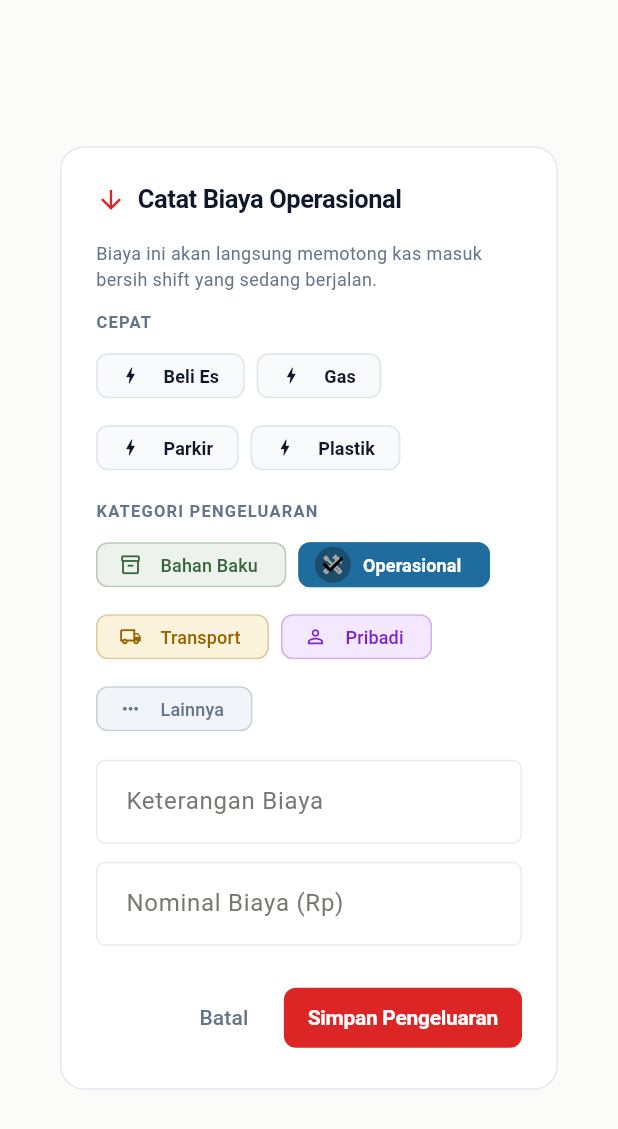
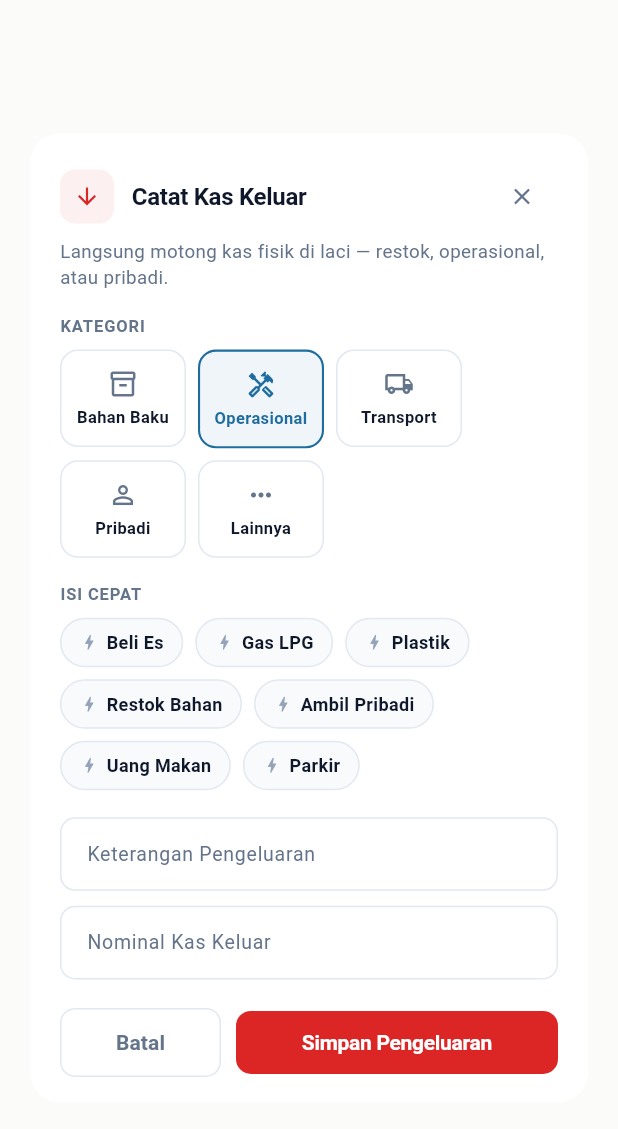
Before and after one commit to Muze21/Kasir, a Flutter app: the DashboardExpenseDialog widget shown alone on an empty page, opened directly with empty values, on a phone screen of 412 x 824 dp. Shown: the top 1129 px of the screen. Run offline on Flutter 3.47's test engine with Material 3 defaults, Android fonts, the phone set to English and light mode, and no system bars; our stand-ins replace supabase_flutter; accounts and stored records are empty; statements that could not run were skipped.

Commit message:
feat(expense): redesign dialog kas keluar dan pilihan kategori visual

```diff
--- a/lib/widgets/dashboard/dashboard_expense_dialog.dart
+++ b/lib/widgets/dashboard/dashboard_expense_dialog.dart
@@ -1,12 +1,13 @@
 import 'package:flutter/material.dart';
 import '../../models/pos_models.dart';
 
-/// Preset cepat pengeluaran warung: kata kunci + nominal default (editable).
+/// Preset cepat pengeluaran warung: kata kunci + nominal default + kategori default.
 class _ExpensePreset {
   final String label;
   final String note;
   final double amount;
-  const _ExpensePreset(this.label, this.note, this.amount);
+  final String category;
+  const _ExpensePreset(this.label, this.note, this.amount, [this.category = 'Operasional']);
 }
 
 class DashboardExpenseDialog extends StatefulWidget {
@@ -38,11 +39,20 @@ class _DashboardExpenseDialogState extends State<DashboardExpenseDialog> {
   bool _isSubmitting = false;
   bool _isDeleting = false;
 
+  static const Color _ink = Color(0xFF0F172A);
+  static const Color _muted = Color(0xFF64748B);
+  static const Color _border = Color(0xFFE2E8F0);
+  static const Color _panel = Color(0xFFF8FAFC);
+  static const Color _danger = Color(0xFFDC2626);
+
   static const List<_ExpensePreset> _presets = [
-    _ExpensePreset('Beli Es', 'Beli es batu', 5000),
-    _ExpensePreset('Gas', 'Isi gas LPG', 22000),
-    _ExpensePreset('Parkir', 'Parkir', 2000),
-    _ExpensePreset('Plastik', 'Beli plastik', 3000),
+    _ExpensePreset('Beli Es', 'Beli es batu', 5000, 'Operasional'),
+    _ExpensePreset('Gas LPG', 'Isi gas LPG', 22000, 'Operasional'),
+    _ExpensePreset('Plastik', 'Beli plastik & kresek', 5000, 'Operasional'),
+    _ExpensePreset('Restok Bahan', 'Belanja bahan / stok toko', 50000, 'Bahan Baku'),
+    _ExpensePreset('Ambil Pribadi', 'Tarik uang pribadi (Prive)', 50000, 'Pribadi'),
+    _ExpensePreset('Uang Makan', 'Uang makan / jatah kasir', 15000, 'Pribadi'),
+    _ExpensePreset('Parkir', 'Parkir', 2000, 'Transport'),
   ];
 
   bool get _isEditMode => widget.onDelete != null;
@@ -58,6 +68,7 @@ class _DashboardExpenseDialogState extends State<DashboardExpenseDialog> {
     setState(() {
       _noteCtrl.text = preset.note;
       _amountCtrl.text = preset.amount.toStringAsFixed(0);
+      _category = preset.category;
     });
   }
 
@@ -86,7 +97,7 @@ class _DashboardExpenseDialogState extends State<DashboardExpenseDialog> {
         ScaffoldMessenger.of(context).showSnackBar(
           SnackBar(
             content: Text('Gagal menyimpan pengeluaran: $e'),
-            backgroundColor: const Color(0xFFDC2626),
+            backgroundColor: _danger,
             behavior: SnackBarBehavior.floating,
           ),
         );
@@ -101,7 +112,7 @@ class _DashboardExpenseDialogState extends State<DashboardExpenseDialog> {
         backgroundColor: Colors.white,
         shape: RoundedRectangleBorder(
           borderRadius: BorderRadius.circular(16),
-          side: const BorderSide(color: Color(0xFFE2E8F0)),
+          side: const BorderSide(color: _border),
         ),
         title: const Text('Hapus Pengeluaran?', style: TextStyle(fontSize: 16, fontWeight: FontWeight.w700)),
         content: Text('"${_noteCtrl.text.trim()}" (${_amountCtrl.text}) akan dihapus dan tidak ikut dalam laporan shift.'),
@@ -109,7 +120,7 @@ class _DashboardExpenseDialogState extends State<DashboardExpenseDialog> {
           TextButton(onPressed: () => Navigator.pop(ctx, false), child: const Text('Batal')),
           ElevatedButton(
             style: ElevatedButton.styleFrom(
-              backgroundColor: const Color(0xFFDC2626),
+              backgroundColor: _danger,
               foregroundColor: Colors.white,
               shape: RoundedRectangleBorder(borderRadius: BorderRadius.circular(8)),
             ),
@@ -132,7 +143,7 @@ class _DashboardExpenseDialogState extends State<DashboardExpenseDialog> {
         ScaffoldMessenger.of(context).showSnackBar(
           SnackBar(
             content: Text('Gagal menghapus pengeluaran: $e'),
-            backgroundColor: const Color(0xFFDC2626),
+            backgroundColor: _danger,
             behavior: SnackBarBehavior.floating,
           ),
         );
@@ -140,146 +151,220 @@ class _DashboardExpenseDialogState extends State<DashboardExpenseDialog> {
     }
   }
 
-  @override
-  Widget build(BuildContext context) {
-    return AlertDialog(
-      backgroundColor: Colors.white,
-      shape: RoundedRectangleBorder(
-        borderRadius: BorderRadius.circular(16),
-        side: const BorderSide(color: Color(0xFFE2E8F0)),
+  InputDecoration _fieldDecoration({required String label, String? hint, String? prefixText}) {
+    OutlineInputBorder border(Color color, double width) => OutlineInputBorder(
+          borderRadius: BorderRadius.circular(10),
+          borderSide: BorderSide(color: color, width: width),
+        );
+    return InputDecoration(
+      labelText: label,
+      hintText: hint,
+      prefixText: prefixText,
+      filled: true,
+      fillColor: Colors.white,
+      labelStyle: const TextStyle(color: _muted, fontSize: 13),
+      hintStyle: const TextStyle(color: Color(0xFFCBD5E1), fontSize: 13),
+      contentPadding: const EdgeInsets.symmetric(horizontal: 14, vertical: 14),
+      border: border(_border, 1),
+      enabledBorder: border(_border, 1),
+      focusedBorder: border(_ink, 1.4),
+    );
+  }
+
+  Widget _sectionLabel(String text) => Text(
+        text,
+        style: const TextStyle(fontSize: 11, fontWeight: FontWeight.w700, letterSpacing: 0.6, color: _muted),
+      );
+
+  Widget _categoryCard(String cat) {
+    final selected = _category == cat;
+    final tint = ExpenseCategories.textColor(cat);
+    return InkWell(
+      borderRadius: BorderRadius.circular(12),
+      onTap: () => setState(() => _category = cat),
+      child: AnimatedContainer(
+        duration: const Duration(milliseconds: 120),
+        width: 84,
+        padding: const EdgeInsets.symmetric(vertical: 12, horizontal: 6),
+        decoration: BoxDecoration(
+          color: selected ? tint.withAlpha(18) : Colors.white,
+          borderRadius: BorderRadius.circular(12),
+          border: Border.all(color: selected ? tint : _border, width: selected ? 1.4 : 1),
         ),
-      title: Row(
-        children: [
-          Icon(_isEditMode ? Icons.edit_outlined : Icons.arrow_downward, size: 20, color: const Color(0xFFDC2626)),
-          const SizedBox(width: 8),
-          Text(
-            _isEditMode ? 'Ubah Pengeluaran' : 'Catat Biaya Operasional',
-            style: const TextStyle(
-              fontSize: 17,
-              fontWeight: FontWeight.w700,
-              color: Color(0xFF0F172A),
-              letterSpacing: -0.3,
-            ),
-          ),
-        ],
-      ),
-      content: SingleChildScrollView(
         child: Column(
           mainAxisSize: MainAxisSize.min,
-          crossAxisAlignment: CrossAxisAlignment.stretch,
           children: [
+            Icon(ExpenseCategories.icons[cat], size: 20, color: selected ? tint : _muted),
+            const SizedBox(height: 6),
             Text(
-              _isEditMode
-                  ? 'Perubahan akan langsung diterapkan pada laporan shift ini.'
-                  : 'Biaya ini akan langsung memotong kas masuk bersih shift yang sedang berjalan.',
-              style: const TextStyle(fontSize: 12, color: Color(0xFF64748B)),
-            ),
-            if (!_isEditMode) ...[
-              const SizedBox(height: 12),
-              const Text(
-                'CEPAT',
-                style: TextStyle(fontSize: 11, fontWeight: FontWeight.w700, letterSpacing: 0.8, color: Color(0xFF64748B)),
-              ),
-              const SizedBox(height: 8),
-              Wrap(
-                spacing: 8,
-                runSpacing: 8,
-                children: _presets.map((p) {
-                  return ActionChip(
-                    avatar: const Icon(Icons.bolt, size: 14, color: Color(0xFF0F172A)),
-                    label: Text(p.label, style: const TextStyle(fontSize: 12, fontWeight: FontWeight.w600, color: Color(0xFF0F172A))),
-                    backgroundColor: const Color(0xFFF8FAFC),
-                    side: const BorderSide(color: Color(0xFFE2E8F0)),
-                    shape: RoundedRectangleBorder(borderRadius: BorderRadius.circular(8)),
-                    padding: const EdgeInsets.symmetric(horizontal: 8, vertical: 2),
-                    visualDensity: VisualDensity.compact,
-                    onPressed: () => _applyPreset(p),
-                  );
-                }).toList(),
-              ),
-            ],
-            const SizedBox(height: 14),
-            const Text(
-              'KATEGORI PENGELUARAN',
-              style: TextStyle(fontSize: 11, fontWeight: FontWeight.w700, letterSpacing: 0.8, color: Color(0xFF64748B)),
-            ),
-            const SizedBox(height: 8),
-            Wrap(
-              spacing: 8,
-              runSpacing: 8,
-              children: ExpenseCategories.all.map((cat) {
-                final selected = _category == cat;
-                return ChoiceChip(
-                  label: Text(
               cat,
+              textAlign: TextAlign.center,
+              maxLines: 2,
               style: TextStyle(
-                      fontSize: 12,
-                      fontWeight: selected ? FontWeight.w700 : FontWeight.w500,
-                      color: selected ? Colors.white : ExpenseCategories.textColor(cat),
-                    ),
-                  ),
-                  selected: selected,
-                  onSelected: (_) => setState(() => _category = cat),
-                  selectedColor: ExpenseCategories.textColor(cat),
-                  backgroundColor: ExpenseCategories.background(cat),
-                  avatar: Icon(
-                    ExpenseCategories.icons[cat],
-                    size: 15,
-                    color: selected ? Colors.white : ExpenseCategories.textColor(cat),
-                  ),
-                  shape: RoundedRectangleBorder(
-                    borderRadius: BorderRadius.circular(8),
-                    side: BorderSide(
-                      color: selected ? ExpenseCategories.textColor(cat) : ExpenseCategories.textColor(cat).withAlpha(40),
-                    ),
-                  ),
-                  padding: const EdgeInsets.symmetric(horizontal: 10, vertical: 4),
-                  visualDensity: VisualDensity.compact,
-                );
-              }).toList(),
-            ),
-            const SizedBox(height: 14),
-            TextField(
-              controller: _noteCtrl,
-              decoration: const InputDecoration(
-                labelText: 'Keterangan Biaya',
-                hintText: 'Contoh: Beli Es Batu, Gas LPG, Plastik',
-              ),
-            ),
-            const SizedBox(height: 12),
-            TextField(
-              controller: _amountCtrl,
-              keyboardType: TextInputType.number,
-              decoration: const InputDecoration(
-                labelText: 'Nominal Biaya (Rp)',
-                hintText: '0',
-                prefixText: 'Rp ',
+                fontSize: 11,
+                fontWeight: selected ? FontWeight.w700 : FontWeight.w600,
+                color: selected ? tint : _ink,
+                height: 1.15,
               ),
             ),
           ],
         ),
       ),
-      actions: [
+    );
+  }
+
+  Widget _presetPill(_ExpensePreset p) {
+    return InkWell(
+      borderRadius: BorderRadius.circular(20),
+      onTap: () => _applyPreset(p),
+      child: Container(
+        padding: const EdgeInsets.symmetric(horizontal: 12, vertical: 7),
+        decoration: BoxDecoration(
+          color: _panel,
+          borderRadius: BorderRadius.circular(20),
+          border: Border.all(color: _border),
+        ),
+        child: Row(
+          mainAxisSize: MainAxisSize.min,
+          children: [
+            const Icon(Icons.bolt, size: 13, color: Color(0xFF94A3B8)),
+            const SizedBox(width: 5),
+            Text(p.label, style: const TextStyle(fontSize: 12, fontWeight: FontWeight.w600, color: _ink)),
+          ],
+        ),
+      ),
+    );
+  }
+
+  @override
+  Widget build(BuildContext context) {
+    return Dialog(
+      backgroundColor: Colors.white,
+      shape: RoundedRectangleBorder(borderRadius: BorderRadius.circular(20)),
+      insetPadding: const EdgeInsets.symmetric(horizontal: 20, vertical: 24),
+      child: ConstrainedBox(
+        constraints: const BoxConstraints(maxWidth: 460),
+        child: Padding(
+          padding: const EdgeInsets.fromLTRB(20, 18, 20, 16),
+          child: Column(
+            mainAxisSize: MainAxisSize.min,
+            crossAxisAlignment: CrossAxisAlignment.stretch,
+            children: [
+              // Header
+              Row(
+                children: [
+                  Container(
+                    width: 36,
+                    height: 36,
+                    decoration: BoxDecoration(
+                      color: _danger.withAlpha(18),
+                      borderRadius: BorderRadius.circular(10),
+                    ),
+                    child: Icon(
+                      _isEditMode ? Icons.edit_outlined : Icons.arrow_downward,
+                      size: 18,
+                      color: _danger,
+                    ),
+                  ),
+                  const SizedBox(width: 12),
+                  Expanded(
+                    child: Text(
+                      _isEditMode ? 'Ubah Pengeluaran' : 'Catat Kas Keluar',
+                      style: const TextStyle(fontSize: 16, fontWeight: FontWeight.w700, color: _ink, letterSpacing: -0.2),
+                    ),
+                  ),
                   if (_isEditMode)
-          TextButton.icon(
+                    IconButton(
                       onPressed: _isSubmitting || _isDeleting ? null : _delete,
-            style: TextButton.styleFrom(foregroundColor: const Color(0xFFDC2626)),
                       icon: _isDeleting
-                ? const SizedBox(width: 14, height: 14, child: CircularProgressIndicator(strokeWidth: 2, color: Color(0xFFDC2626)))
-                : const Icon(Icons.delete_outline, size: 18),
-            label: const Text('Hapus'),
+                          ? const SizedBox(width: 14, height: 14, child: CircularProgressIndicator(strokeWidth: 2, color: _danger))
+                          : const Icon(Icons.delete_outline, size: 19, color: _danger),
+                      tooltip: 'Hapus',
+                      splashRadius: 18,
                     ),
-        const Spacer(),
-        TextButton(
+                  IconButton(
                     onPressed: _isSubmitting || _isDeleting ? null : () => Navigator.pop(context, false),
-          child: const Text('Batal', style: TextStyle(color: Color(0xFF64748B))),
+                    icon: const Icon(Icons.close, size: 18, color: _muted),
+                    splashRadius: 18,
                   ),
-        ElevatedButton(
+                ],
+              ),
+              const SizedBox(height: 4),
+              Text(
+                _isEditMode
+                    ? 'Perubahan langsung diterapkan ke laporan shift ini.'
+                    : 'Langsung motong kas fisik di laci — restok, operasional, atau pribadi.',
+                style: const TextStyle(fontSize: 12.5, color: _muted, height: 1.35),
+              ),
+              const SizedBox(height: 16),
+
+              // Kategori — kartu, bukan chip kecil
+              _sectionLabel('KATEGORI'),
+              const SizedBox(height: 8),
+              Wrap(
+                spacing: 8,
+                runSpacing: 8,
+                children: ExpenseCategories.all.map(_categoryCard).toList(),
+              ),
+
+              if (!_isEditMode) ...[
+                const SizedBox(height: 16),
+                _sectionLabel('ISI CEPAT'),
+                const SizedBox(height: 8),
+                Wrap(
+                  spacing: 8,
+                  runSpacing: 8,
+                  children: _presets.map(_presetPill).toList(),
+                ),
+              ],
+
+              const SizedBox(height: 18),
+              TextField(
+                controller: _noteCtrl,
+                style: const TextStyle(fontSize: 14),
+                decoration: _fieldDecoration(
+                  label: 'Keterangan Pengeluaran',
+                  hint: 'Contoh: Beli Es Batu, Belanja Beras/Stok',
+                ),
+              ),
+              const SizedBox(height: 10),
+              TextField(
+                controller: _amountCtrl,
+                keyboardType: TextInputType.number,
+                style: const TextStyle(fontSize: 14, fontWeight: FontWeight.w600),
+                decoration: _fieldDecoration(
+                  label: 'Nominal Kas Keluar',
+                  hint: '0',
+                  prefixText: 'Rp ',
+                ),
+              ),
+              const SizedBox(height: 18),
+
+              // Footer
+              Row(
+                children: [
+                  Expanded(
+                    child: OutlinedButton(
+                      onPressed: _isSubmitting || _isDeleting ? null : () => Navigator.pop(context, false),
+                      style: OutlinedButton.styleFrom(
+                        foregroundColor: _muted,
+                        side: const BorderSide(color: _border),
+                        padding: const EdgeInsets.symmetric(vertical: 13),
+                        shape: RoundedRectangleBorder(borderRadius: BorderRadius.circular(10)),
+                      ),
+                      child: const Text('Batal', style: TextStyle(fontWeight: FontWeight.w600)),
+                    ),
+                  ),
+                  const SizedBox(width: 10),
+                  Expanded(
+                    flex: 2,
+                    child: ElevatedButton(
                       style: ElevatedButton.styleFrom(
-            backgroundColor: const Color(0xFFDC2626),
+                        backgroundColor: _danger,
                         foregroundColor: Colors.white,
-            shape: RoundedRectangleBorder(borderRadius: BorderRadius.circular(8)),
-            padding: const EdgeInsets.symmetric(horizontal: 16, vertical: 10),
+                        elevation: 0,
+                        padding: const EdgeInsets.symmetric(vertical: 13),
+                        shape: RoundedRectangleBorder(borderRadius: BorderRadius.circular(10)),
                       ),
                       onPressed: _isSubmitting || _isDeleting ? null : _submit,
                       child: _isSubmitting
@@ -288,9 +373,18 @@ class _DashboardExpenseDialogState extends State<DashboardExpenseDialog> {
                               height: 16,
                               child: CircularProgressIndicator(strokeWidth: 2, color: Colors.white),
                             )
-              : Text(_isEditMode ? 'Simpan Perubahan' : 'Simpan Pengeluaran'),
+                          : Text(
+                              _isEditMode ? 'Simpan Perubahan' : 'Simpan Pengeluaran',
+                              style: const TextStyle(fontWeight: FontWeight.w700),
+                            ),
+                    ),
                   ),
                 ],
+              ),
+            ],
+          ),
+        ),
+      ),
     );
   }
 }
```
Lines whose indentation alone changed are shown as unchanged.
